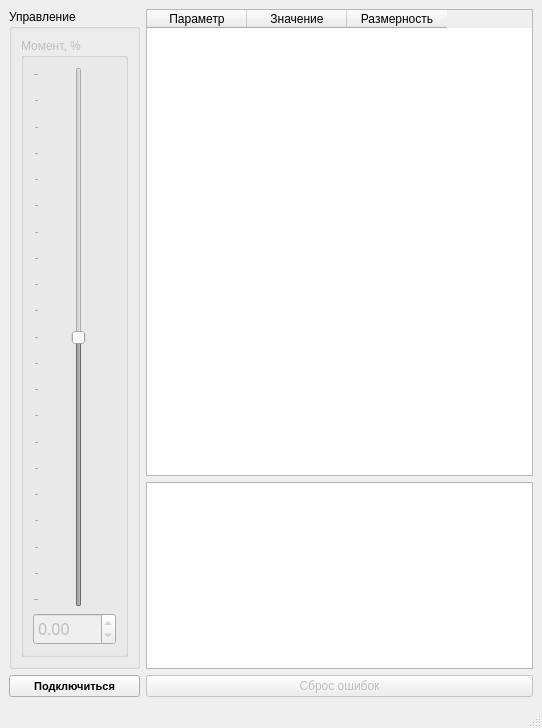
Qt form VMU_monitor.ui (hochu-leto/EVIS) before a commit.
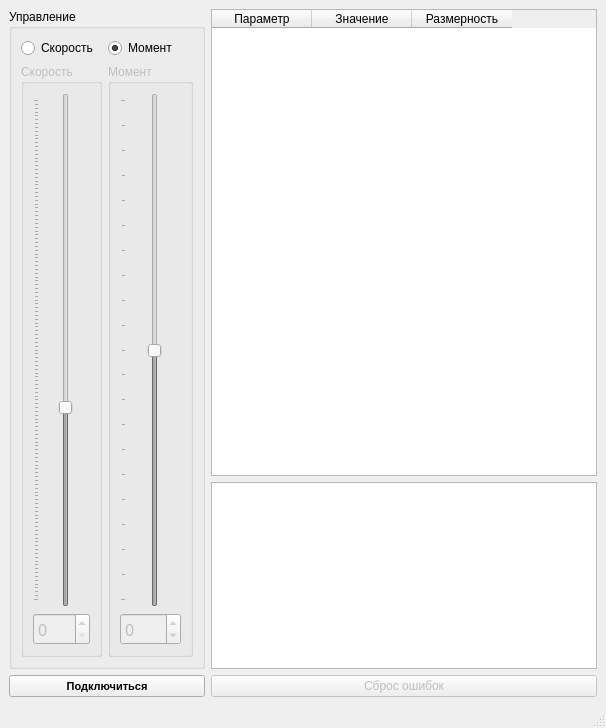
The same form after that commit.

Commit message: добавляю скорость

The edit to the form file:
```diff
--- a/VMU_monitor.ui
+++ b/VMU_monitor.ui
@@ -6,7 +6,7 @@
    <rect>
     <x>0</x>
     <y>0</y>
-    <width>542</width>
+    <width>606</width>
     <height>728</height>
    </rect>
   </property>
@@ -102,16 +102,16 @@
       <property name="title">
        <string>Управление </string>
       </property>
-      <layout class="QGridLayout" name="gridLayout">
-       <item row="1" column="0">
+      <layout class="QGridLayout" name="gridLayout" rowstretch="0,0" columnstretch="0,0" columnminimumwidth="0,0">
+       <item row="1" column="1">
         <widget class="QGroupBox" name="power_box">
          <property name="enabled">
           <bool>false</bool>
          </property>
          <property name="title">
-          <string>Момент, %</string>
+          <string>Момент</string>
          </property>
-         <layout class="QVBoxLayout" name="verticalLayout_2" stretch="0,10">
+         <layout class="QVBoxLayout" name="verticalLayout_2" stretch="0,0">
           <item>
            <widget class="QSlider" name="power_slider">
             <property name="enabled">
@@ -144,35 +144,94 @@
            </widget>
           </item>
           <item>
-           <widget class="QDoubleSpinBox" name="power_spinbox">
+           <widget class="QSpinBox" name="power_spinbox">
+            <property name="font">
+             <font>
+              <family>Impact</family>
+              <pointsize>12</pointsize>
+             </font>
+            </property>
+            <property name="minimum">
+             <number>-100</number>
+            </property>
+            <property name="maximum">
+             <number>100</number>
+            </property>
+           </widget>
+          </item>
+         </layout>
+        </widget>
+       </item>
+       <item row="1" column="0">
+        <widget class="QGroupBox" name="speed_box">
+         <property name="enabled">
+          <bool>false</bool>
+         </property>
+         <property name="title">
+          <string>Скорость</string>
+         </property>
+         <layout class="QVBoxLayout" name="verticalLayout">
+          <item>
+           <widget class="QSlider" name="speed_slider">
             <property name="enabled">
              <bool>false</bool>
             </property>
             <property name="sizePolicy">
-             <sizepolicy hsizetype="MinimumExpanding" vsizetype="Fixed">
+             <sizepolicy hsizetype="Preferred" vsizetype="Expanding">
               <horstretch>0</horstretch>
               <verstretch>0</verstretch>
              </sizepolicy>
             </property>
+            <property name="minimum">
+             <number>-5000</number>
+            </property>
+            <property name="maximum">
+             <number>8000</number>
+            </property>
+            <property name="singleStep">
+             <number>10</number>
+            </property>
+            <property name="pageStep">
+             <number>100</number>
+            </property>
+            <property name="orientation">
+             <enum>Qt::Vertical</enum>
+            </property>
+            <property name="tickPosition">
+             <enum>QSlider::TicksAbove</enum>
+            </property>
+           </widget>
+          </item>
+          <item>
+           <widget class="QSpinBox" name="spinBox">
             <property name="font">
              <font>
               <family>Impact</family>
               <pointsize>12</pointsize>
-              <weight>50</weight>
-              <bold>false</bold>
              </font>
             </property>
-            <property name="alignment">
-             <set>Qt::AlignLeading|Qt::AlignLeft|Qt::AlignTop</set>
-            </property>
-            <property name="minimum">
-             <double>-100.000000000000000</double>
-            </property>
            </widget>
           </item>
          </layout>
         </widget>
        </item>
+       <item row="0" column="0">
+        <widget class="QRadioButton" name="speed_rb">
+         <property name="text">
+          <string>Скорость</string>
+         </property>
+        </widget>
+       </item>
+       <item row="0" column="1">
+        <widget class="QRadioButton" name="power_rb">
+         <property name="text">
+          <string>Момент</string>
+         </property>
+         <property name="checked">
+          <bool>true</bool>
+         </property>
+        </widget>
+       </item>
       </layout>
      </widget>
     </item>
```
The commit also changes 5 other files.
